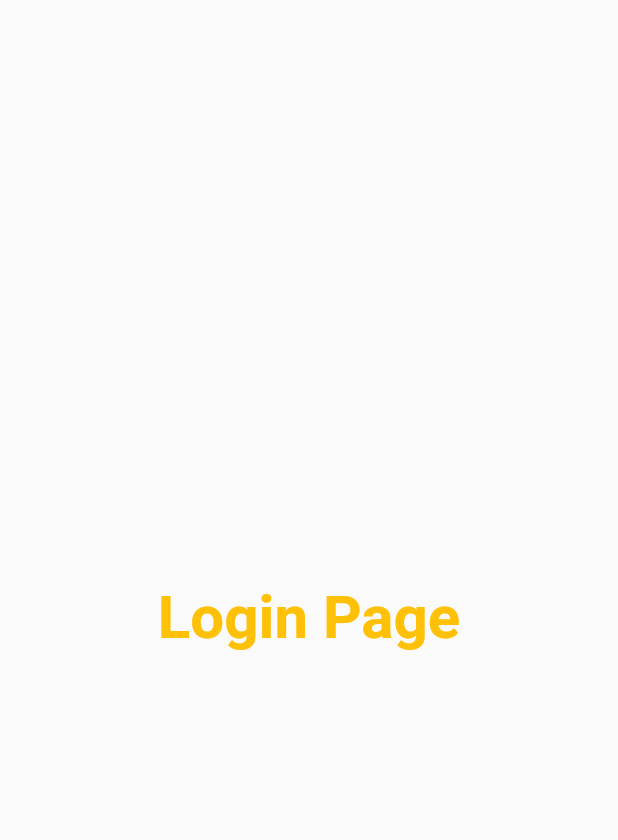
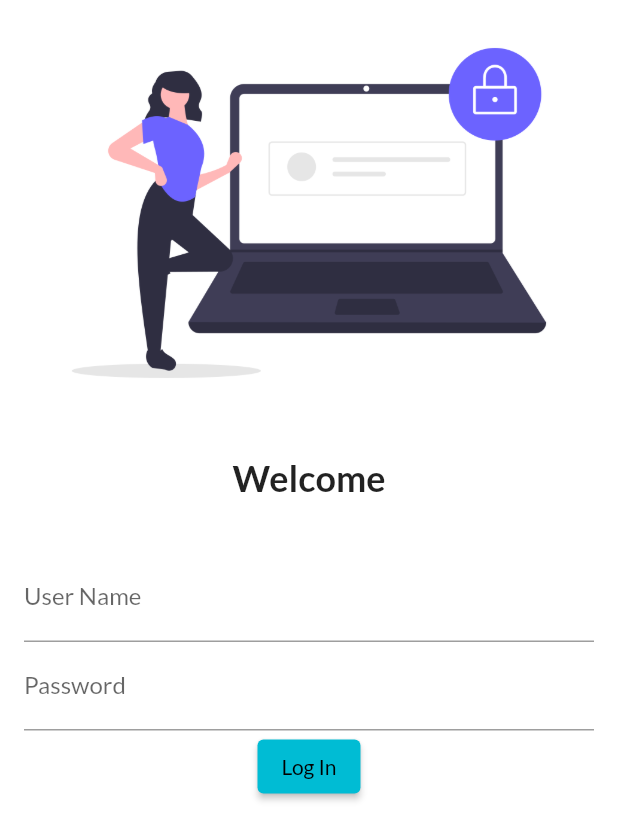
Before and after one commit to Nubla07/30DaysOfFlutter, a Flutter app: the screen it shows after launch, on a phone screen of 412 x 824 dp. Shown: the top 840 px of the screen. Run offline on Flutter 3.47's test engine with Material 2 defaults, Android fonts, the phone set to English and light mode, and no system bars; our stand-ins replace google_fonts.

Commit message:
Day 4 completed

```diff
--- a/lib/loginPage.dart
+++ b/lib/loginPage.dart
@@ -6,16 +6,50 @@ class LogInPage extends StatelessWidget {
   @override
   Widget build(BuildContext context) {
     return Material(
-      child: Center(
-        child: Text(
-          "Login Page",
-          style: TextStyle(
-            fontSize: 40,
-            color: Colors.amber,
-            fontWeight: FontWeight.bold,
-          ),
-        ),
-      ),
-    );
+        color: Colors.white,
+        child: Column(
+          children: [
+            Image.asset(
+              "assests/images/undraw_secure_login_pdn4.png",
+              fit: BoxFit.cover,
+            ),
+            SizedBox(
+              height: 20.0,
+            ),
+            Text(
+              "Welcome",
+              style: TextStyle(
+                fontSize: 24,
+                fontWeight: FontWeight.bold,
+              ),
+            ),
+            SizedBox(
+              height: 20.0,
+            ),
+            Padding(
+              padding: const EdgeInsets.all(16.0),
+              child: Column(
+                children: [
+                  TextFormField(
+                    decoration: InputDecoration(
+                        hintText: " Enter User Name", labelText: "User Name"),
+                  ),
+                  TextFormField(
+                    obscureText: true,
+                    decoration: InputDecoration(
+                        hintText: " Enter Password", labelText: "Password"),
+                  ),
+                  ElevatedButton(
+                    child: Text("Log In"),
+                    style: TextButton.styleFrom(),
+                    onPressed: () {
+                      print("Welcome");
+                    },
+                  )
+                ],
+              ),
+            )
+          ],
+        ));
   }
 }
--- a/lib/main.dart
+++ b/lib/main.dart
@@ -2,6 +2,7 @@ import 'package:flutter/cupertino.dart';
 import 'package:flutter/material.dart';
 import 'package:flutter_application_1/Pages/homepage.dart';
 import 'package:flutter_application_1/loginPage.dart';
+import 'package:google_fonts/google_fonts.dart';
 
 void main() {
   runApp(MyApp());
@@ -13,7 +14,10 @@ class MyApp extends StatelessWidget {
   @override
   Widget build(BuildContext context) {
     return MaterialApp(
-        theme: ThemeData(primarySwatch: Colors.cyan),
+        theme: ThemeData(
+          primarySwatch: Colors.cyan,
+          fontFamily: GoogleFonts.lato().fontFamily,
+        ),
         themeMode: ThemeMode.light,
         darkTheme: ThemeData(
           brightness: Brightness.dark,
--- a/pubspec.yaml
+++ b/pubspec.yaml
@@ -35,6 +35,8 @@ dependencies:
   # The following adds the Cupertino Icons font to your application.
   # Use with the CupertinoIcons class for iOS style icons.
   cupertino_icons: ^1.0.2
+  google_fonts: ^5.1.0
+
 
 dev_dependencies:
   flutter_test:
@@ -59,8 +61,8 @@ flutter:
   uses-material-design: true
 
   # To add assets to your application, add an assets section, like this:
-  # assets:
-  #   - images/a_dot_burr.jpeg
+  assets:
+    - assests/images/
   #   - images/a_dot_ham.jpeg
 
   # An image asset can refer to one or more resolution-specific "variants", see
```
Also changed, not shown: assests/images/undraw_secure_login_pdn4.png (added), pubspec.lock, 1 other file.
